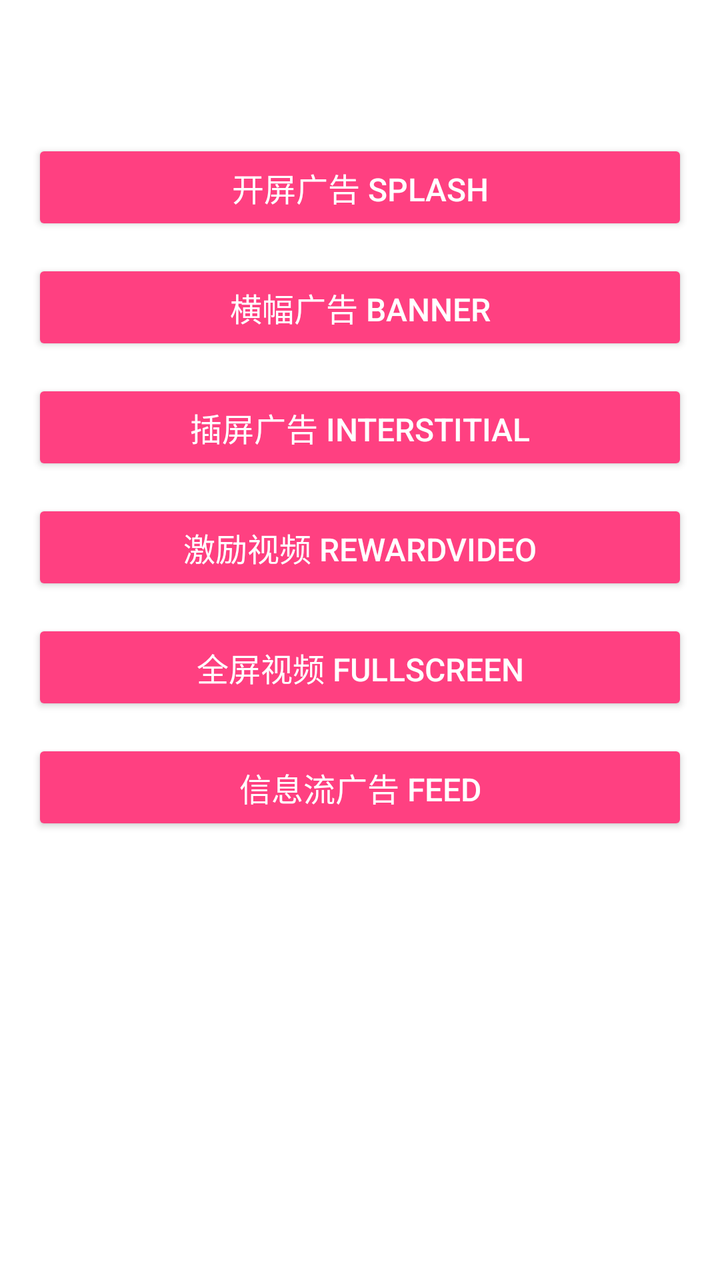
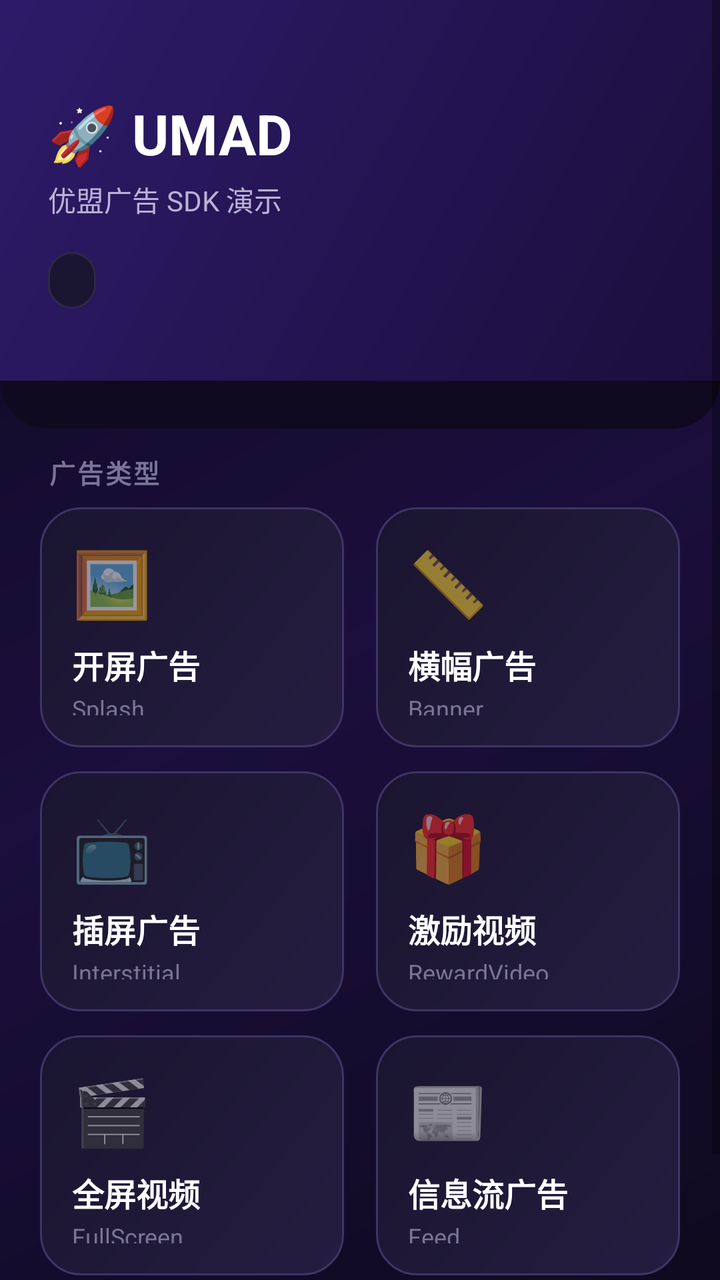

An Android layout rendered at two revisions. The XML below is the earlier revision; the diff shows what the commit changed to produce the second picture.
<!-- AndroidManifest.xml: application theme Theme.App -->
<!-- res/layout/activity_main.xml -->
<?xml version="1.0" encoding="utf-8"?>
<ScrollView xmlns:android="http://schemas.android.com/apk/res/android"
    android:layout_width="match_parent"
    android:layout_height="match_parent"
    android:background="@color/white"
    android:fillViewport="true">

    <LinearLayout
        android:layout_width="match_parent"
        android:layout_height="wrap_content"
        android:orientation="vertical"
        android:padding="16dp">

        <TextView
            android:id="@+id/tvVersion"
            android:layout_width="wrap_content"
            android:layout_height="wrap_content"
            android:layout_gravity="center_horizontal"
            android:layout_marginTop="8dp"
            android:layout_marginBottom="24dp"
            android:textColor="@color/colorPrimary"
            android:textSize="16sp"
            android:textStyle="bold" />

        <Button
            android:id="@+id/btnSplash"
            style="@style/Widget.AppCompat.Button.Colored"
            android:layout_width="match_parent"
            android:layout_height="wrap_content"
            android:layout_marginBottom="12dp"
            android:text="开屏广告 Splash"
            android:textSize="16sp" />

        <Button
            android:id="@+id/btnBanner"
            style="@style/Widget.AppCompat.Button.Colored"
            android:layout_width="match_parent"
            android:layout_height="wrap_content"
            android:layout_marginBottom="12dp"
            android:text="横幅广告 Banner"
            android:textSize="16sp" />

        <Button
            android:id="@+id/btnInterstitial"
            style="@style/Widget.AppCompat.Button.Colored"
            android:layout_width="match_parent"
            android:layout_height="wrap_content"
            android:layout_marginBottom="12dp"
            android:text="插屏广告 Interstitial"
            android:textSize="16sp" />

        <Button
            android:id="@+id/btnReward"
            style="@style/Widget.AppCompat.Button.Colored"
            android:layout_width="match_parent"
            android:layout_height="wrap_content"
            android:layout_marginBottom="12dp"
            android:text="激励视频 RewardVideo"
            android:textSize="16sp" />

        <Button
            android:id="@+id/btnFullScreen"
            style="@style/Widget.AppCompat.Button.Colored"
            android:layout_width="match_parent"
            android:layout_height="wrap_content"
            android:layout_marginBottom="12dp"
            android:text="全屏视频 FullScreen"
            android:textSize="16sp" />

        <Button
            android:id="@+id/btnFeed"
            style="@style/Widget.AppCompat.Button.Colored"
            android:layout_width="match_parent"
            android:layout_height="wrap_content"
            android:layout_marginBottom="12dp"
            android:text="信息流广告 Feed"
            android:textSize="16sp" />
    </LinearLayout>
</ScrollView>
<!-- resources referenced by this layout -->
<resources>
  <color name="colorPrimary">#3F51B5</color>
  <color name="white">#FFFFFF</color>
  <style name="Theme.App" parent="Theme.AppCompat.Light.DarkActionBar">
          <item name="colorPrimary">@color/colorPrimary</item>
          <item name="colorPrimaryDark">@color/colorPrimaryDark</item>
          <item name="colorAccent">@color/colorAccent</item>
      </style>
  <color name="colorPrimaryDark">#303F9F</color>
  <color name="colorAccent">#FF4081</color>
</resources>

<!-- the commit's change to res/layout/activity_main.xml (unified diff, before → after) -->
@@ -2,78 +2,337 @@
 <ScrollView xmlns:android="http://schemas.android.com/apk/res/android"
     android:layout_width="match_parent"
     android:layout_height="match_parent"
-    android:background="@color/white"
+    android:background="@drawable/bg_app"
     android:fillViewport="true">
 
     <LinearLayout
         android:layout_width="match_parent"
         android:layout_height="wrap_content"
-        android:orientation="vertical"
-        android:padding="16dp">
-
+        android:orientation="vertical">
+
+        
+        <LinearLayout
+            android:layout_width="match_parent"
+            android:layout_height="wrap_content"
+            android:background="@drawable/bg_header_gradient"
+            android:orientation="vertical"
+            android:paddingStart="24dp"
+            android:paddingTop="48dp"
+            android:paddingEnd="24dp"
+            android:paddingBottom="36dp">
+
+            <TextView
+                android:layout_width="wrap_content"
+                android:layout_height="wrap_content"
+                android:text="🚀 UMAD"
+                android:textColor="@color/text_primary"
+                android:textSize="28sp"
+                android:textStyle="bold" />
+
+            <TextView
+                android:layout_width="wrap_content"
+                android:layout_height="wrap_content"
+                android:layout_marginTop="4dp"
+                android:text="优盟广告 SDK 演示"
+                android:textColor="@color/text_secondary"
+                android:textSize="14sp" />
+
+            <TextView
+                android:id="@+id/tvVersion"
+                android:layout_width="wrap_content"
+                android:layout_height="wrap_content"
+                android:layout_marginTop="16dp"
+                android:background="@drawable/bg_status_chip"
+                android:paddingStart="12dp"
+                android:paddingTop="6dp"
+                android:paddingEnd="12dp"
+                android:paddingBottom="6dp"
+                android:textColor="@color/text_secondary"
+                android:textSize="12sp" />
+        </LinearLayout>
+
+        
+        <View
+            android:layout_width="match_parent"
+            android:layout_height="24dp"
+            android:background="@drawable/bg_header_bottom" />
+
+        
         <TextView
-            android:id="@+id/tvVersion"
+            android:layout_width="wrap_content"
+            android:layout_height="wrap_content"
+            android:layout_marginStart="24dp"
+            android:layout_marginTop="12dp"
+            android:text="广告类型"
+            android:textColor="@color/text_hint"
+            android:textSize="13sp"
+            android:textStyle="bold"
+            android:letterSpacing="0.08" />
+
+        
+        <LinearLayout
+            android:layout_width="match_parent"
+            android:layout_height="wrap_content"
+            android:layout_marginStart="20dp"
+            android:layout_marginTop="8dp"
+            android:layout_marginEnd="20dp"
+            android:layout_marginBottom="24dp"
+            android:orientation="vertical">
+
+            
+            <LinearLayout
+                android:layout_width="match_parent"
+                android:layout_height="wrap_content"
+                android:orientation="horizontal">
+
+                <LinearLayout
+                    android:id="@+id/btnSplash"
+                    android:layout_width="0dp"
+                    android:layout_height="120dp"
+                    android:layout_weight="1"
+                    android:layout_marginEnd="8dp"
+                    android:background="@drawable/bg_ad_card"
+                    android:orientation="vertical"
+                    android:gravity="center_vertical"
+                    android:padding="16dp"
+                    android:clickable="true"
+                    android:focusable="true">
+
+                    <TextView
+                        android:layout_width="wrap_content"
+                        android:layout_height="wrap_content"
+                        android:text="🖼️"
+                        android:textSize="32sp" />
+
+                    <TextView
+                        android:layout_width="wrap_content"
+                        android:layout_height="wrap_content"
+                        android:layout_marginTop="8dp"
+                        android:text="开屏广告"
+                        android:textColor="@color/text_primary"
+                        android:textSize="16sp"
+                        android:textStyle="bold" />
+
+                    <TextView
+                        android:layout_width="wrap_content"
+                        android:layout_height="wrap_content"
+                        android:layout_marginTop="2dp"
+                        android:text="Splash"
+                        android:textColor="@color/text_hint"
+                        android:textSize="12sp" />
+                </LinearLayout>
+
+                <LinearLayout
+                    android:id="@+id/btnBanner"
+                    android:layout_width="0dp"
+                    android:layout_height="120dp"
+                    android:layout_weight="1"
+                    android:layout_marginStart="8dp"
+                    android:background="@drawable/bg_ad_card"
+                    android:orientation="vertical"
+                    android:gravity="center_vertical"
+                    android:padding="16dp"
+                    android:clickable="true"
+                    android:focusable="true">
+
+                    <TextView
+                        android:layout_width="wrap_content"
+                        android:layout_height="wrap_content"
+                        android:text="📏"
+                        android:textSize="32sp" />
+
+                    <TextView
+                        android:layout_width="wrap_content"
+                        android:layout_height="wrap_content"
+                        android:layout_marginTop="8dp"
+                        android:text="横幅广告"
+                        android:textColor="@color/text_primary"
+                        android:textSize="16sp"
+                        android:textStyle="bold" />
+
+                    <TextView
+                        android:layout_width="wrap_content"
+                        android:layout_height="wrap_content"
+                        android:layout_marginTop="2dp"
+                        android:text="Banner"
+                        android:textColor="@color/text_hint"
+                        android:textSize="12sp" />
+                </LinearLayout>
+            </LinearLayout>
+
+            
+            <LinearLayout
+                android:layout_width="match_parent"
+                android:layout_height="wrap_content"
+                android:layout_marginTop="12dp"
+                android:orientation="horizontal">
+
+                <LinearLayout
+                    android:id="@+id/btnInterstitial"
+                    android:layout_width="0dp"
+                    android:layout_height="120dp"
+                    android:layout_weight="1"
+                    android:layout_marginEnd="8dp"
+                    android:background="@drawable/bg_ad_card"
+                    android:orientation="vertical"
+                    android:gravity="center_vertical"
+                    android:padding="16dp"
+                    android:clickable="true"
+                    android:focusable="true">
+
+                    <TextView
+                        android:layout_width="wrap_content"
+                        android:layout_height="wrap_content"
+                        android:text="📺"
+                        android:textSize="32sp" />
+
+                    <TextView
+                        android:layout_width="wrap_content"
+                        android:layout_height="wrap_content"
+                        android:layout_marginTop="8dp"
+                        android:text="插屏广告"
+                        android:textColor="@color/text_primary"
+                        android:textSize="16sp"
+                        android:textStyle="bold" />
+
+                    <TextView
+                        android:layout_width="wrap_content"
+                        android:layout_height="wrap_content"
+                        android:layout_marginTop="2dp"
+                        android:text="Interstitial"
+                        android:textColor="@color/text_hint"
+                        android:textSize="12sp" />
+                </LinearLayout>
+
+                <LinearLayout
+                    android:id="@+id/btnReward"
+                    android:layout_width="0dp"
+                    android:layout_height="120dp"
+                    android:layout_weight="1"
+                    android:layout_marginStart="8dp"
+                    android:background="@drawable/bg_ad_card"
+                    android:orientation="vertical"
+                    android:gravity="center_vertical"
+                    android:padding="16dp"
+                    android:clickable="true"
+                    android:focusable="true">
+
+                    <TextView
+                        android:layout_width="wrap_content"
+                        android:layout_height="wrap_content"
+                        android:text="🎁"
+                        android:textSize="32sp" />
+
+                    <TextView
+                        android:layout_width="wrap_content"
+                        android:layout_height="wrap_content"
+                        android:layout_marginTop="8dp"
+                        android:text="激励视频"
+                        android:textColor="@color/text_primary"
+                        android:textSize="16sp"
+                        android:textStyle="bold" />
+
+                    <TextView
+                        android:layout_width="wrap_content"
+                        android:layout_height="wrap_content"
+                        android:layout_marginTop="2dp"
+                        android:text="RewardVideo"
+                        android:textColor="@color/text_hint"
+                        android:textSize="12sp" />
+                </LinearLayout>
+            </LinearLayout>
+
+            
+            <LinearLayout
+                android:layout_width="match_parent"
+                android:layout_height="wrap_content"
+                android:layout_marginTop="12dp"
+                android:orientation="horizontal">
+
+                <LinearLayout
+                    android:id="@+id/btnFullScreen"
+                    android:layout_width="0dp"
+                    android:layout_height="120dp"
+                    android:layout_weight="1"
+                    android:layout_marginEnd="8dp"
+                    android:background="@drawable/bg_ad_card"
+                    android:orientation="vertical"
+                    android:gravity="center_vertical"
+                    android:padding="16dp"
+                    android:clickable="true"
+                    android:focusable="true">
+
+                    <TextView
+                        android:layout_width="wrap_content"
+                        android:layout_height="wrap_content"
+                        android:text="🎬"
+                        android:textSize="32sp" />
+
+                    <TextView
+                        android:layout_width="wrap_content"
+                        android:layout_height="wrap_content"
+                        android:layout_marginTop="8dp"
+                        android:text="全屏视频"
+                        android:textColor="@color/text_primary"
+                        android:textSize="16sp"
+                        android:textStyle="bold" />
+
+                    <TextView
+                        android:layout_width="wrap_content"
+                        android:layout_height="wrap_content"
+                        android:layout_marginTop="2dp"
+                        android:text="FullScreen"
+                        android:textColor="@color/text_hint"
+                        android:textSize="12sp" />
+                </LinearLayout>
+
+                <LinearLayout
+                    android:id="@+id/btnFeed"
+                    android:layout_width="0dp"
+                    android:layout_height="120dp"
+                    android:layout_weight="1"
+                    android:layout_marginStart="8dp"
+                    android:background="@drawable/bg_ad_card"
+                    android:orientation="vertical"
+                    android:gravity="center_vertical"
+                    android:padding="16dp"
+                    android:clickable="true"
+                    android:focusable="true">
+
+                    <TextView
+                        android:layout_width="wrap_content"
+                        android:layout_height="wrap_content"
+                        android:text="📰"
+                        android:textSize="32sp" />
+
+                    <TextView
+                        android:layout_width="wrap_content"
+                        android:layout_height="wrap_content"
+                        android:layout_marginTop="8dp"
+                        android:text="信息流广告"
+                        android:textColor="@color/text_primary"
+                        android:textSize="16sp"
+                        android:textStyle="bold" />
+
+                    <TextView
+                        android:layout_width="wrap_content"
+                        android:layout_height="wrap_content"
+                        android:layout_marginTop="2dp"
+                        android:text="Feed"
+                        android:textColor="@color/text_hint"
+                        android:textSize="12sp" />
+                </LinearLayout>
+            </LinearLayout>
+        </LinearLayout>
+
+        
+        <TextView
             android:layout_width="wrap_content"
             android:layout_height="wrap_content"
             android:layout_gravity="center_horizontal"
-            android:layout_marginTop="8dp"
-            android:layout_marginBottom="24dp"
-            android:textColor="@color/colorPrimary"
-            android:textSize="16sp"
-            android:textStyle="bold" />
-
-        <Button
-            android:id="@+id/btnSplash"
-            style="@style/Widget.AppCompat.Button.Colored"
-            android:layout_width="match_parent"
-            android:layout_height="wrap_content"
-            android:layout_marginBottom="12dp"
-            android:text="开屏广告 Splash"
-            android:textSize="16sp" />
-
-        <Button
-            android:id="@+id/btnBanner"
-            style="@style/Widget.AppCompat.Button.Colored"
-            android:layout_width="match_parent"
-            android:layout_height="wrap_content"
-            android:layout_marginBottom="12dp"
-            android:text="横幅广告 Banner"
-            android:textSize="16sp" />
-
-        <Button
-            android:id="@+id/btnInterstitial"
-            style="@style/Widget.AppCompat.Button.Colored"
-            android:layout_width="match_parent"
-            android:layout_height="wrap_content"
-            android:layout_marginBottom="12dp"
-            android:text="插屏广告 Interstitial"
-            android:textSize="16sp" />
-
-        <Button
-            android:id="@+id/btnReward"
-            style="@style/Widget.AppCompat.Button.Colored"
-            android:layout_width="match_parent"
-            android:layout_height="wrap_content"
-            android:layout_marginBottom="12dp"
-            android:text="激励视频 RewardVideo"
-            android:textSize="16sp" />
-
-        <Button
-            android:id="@+id/btnFullScreen"
-            style="@style/Widget.AppCompat.Button.Colored"
-            android:layout_width="match_parent"
-            android:layout_height="wrap_content"
-            android:layout_marginBottom="12dp"
-            android:text="全屏视频 FullScreen"
-            android:textSize="16sp" />
-
-        <Button
-            android:id="@+id/btnFeed"
-            style="@style/Widget.AppCompat.Button.Colored"
-            android:layout_width="match_parent"
-            android:layout_height="wrap_content"
-            android:layout_marginBottom="12dp"
-            android:text="信息流广告 Feed"
-            android:textSize="16sp" />
+            android:layout_marginBottom="32dp"
+            android:text="UMAD SDK Demo"
+            android:textColor="@color/text_hint"
+            android:textSize="12sp" />
     </LinearLayout>
 </ScrollView>
<!-- resource entries referenced after the edit -->
@@ -1,13 +1,69 @@
 <!-- resources referenced by this layout -->
 <resources>
-  <color name="colorPrimary">#3F51B5</color>
-  <color name="white">#FFFFFF</color>
-  <style name="Theme.App" parent="Theme.AppCompat.Light.DarkActionBar">
+  <color name="text_hint">#7A7596</color>
+  <color name="text_primary">#FFFFFF</color>
+  <color name="text_secondary">#B8B3D4</color>
+  <!-- drawable bg_ad_card (drawable) -->
+  <?xml version="1.0" encoding="utf-8"?>
+  <shape xmlns:android="http://schemas.android.com/apk/res/android" android:shape="rectangle">
+      <gradient
+          android:type="linear"
+          android:angle="135"
+          android:startColor="#251D40"
+          android:endColor="#1A1530" />
+      <corners android:radius="20dp" />
+      <stroke
+          android:width="1dp"
+          android:color="#3D3566" />
+  </shape>
+  <!-- drawable bg_app (drawable) -->
+  <?xml version="1.0" encoding="utf-8"?>
+  <shape xmlns:android="http://schemas.android.com/apk/res/android" android:shape="rectangle">
+      <gradient
+          android:type="linear"
+          android:angle="135"
+          android:startColor="#0F0A1F"
+          android:centerColor="#1A0F3D"
+          android:endColor="#0F0A1F" />
+  </shape>
+  <!-- drawable bg_header_bottom (drawable) -->
+  <?xml version="1.0" encoding="utf-8"?>
+  <shape xmlns:android="http://schemas.android.com/apk/res/android" android:shape="rectangle">
+      <solid android:color="#0F0A1F" />
+      <corners
+          android:topLeftRadius="0dp"
+          android:topRightRadius="0dp"
+          android:bottomLeftRadius="24dp"
+          android:bottomRightRadius="24dp" />
+  </shape>
+  <!-- drawable bg_header_gradient (drawable) -->
+  <?xml version="1.0" encoding="utf-8"?>
+  <shape xmlns:android="http://schemas.android.com/apk/res/android" android:shape="rectangle">
+      <gradient
+          android:type="linear"
+          android:angle="135"
+          android:startColor="#1A0F3D"
+          android:endColor="#2D1B69" />
+  </shape>
+  <!-- drawable bg_status_chip (drawable) -->
+  <?xml version="1.0" encoding="utf-8"?>
+  <shape xmlns:android="http://schemas.android.com/apk/res/android" android:shape="rectangle">
+      <solid android:color="#1A1530" />
+      <corners android:radius="12dp" />
+      <stroke
+          android:width="1dp"
+          android:color="#2E2848" />
+  </shape>
+  <color name="colorPrimary">#2D1B69</color>
+  <style name="Theme.App" parent="Theme.AppCompat.Light.NoActionBar">
           <item name="colorPrimary">@color/colorPrimary</item>
           <item name="colorPrimaryDark">@color/colorPrimaryDark</item>
           <item name="colorAccent">@color/colorAccent</item>
+          <item name="android:statusBarColor">@android:color/transparent</item>
+          <item name="android:windowLightStatusBar">false</item>
+          <item name="android:windowBackground">@drawable/bg_app</item>
       </style>
-  <color name="colorPrimaryDark">#303F9F</color>
-  <color name="colorAccent">#FF4081</color>
+  <color name="colorPrimaryDark">#1A0F3D</color>
+  <color name="colorAccent">#00D4FF</color>
 </resources>
 
